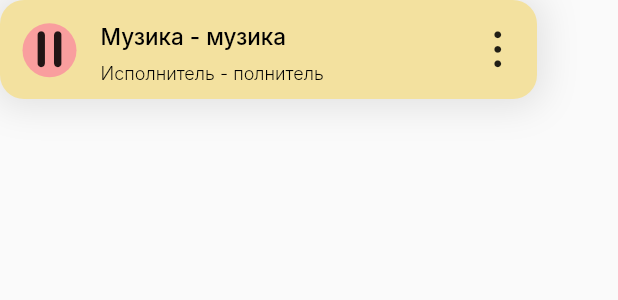
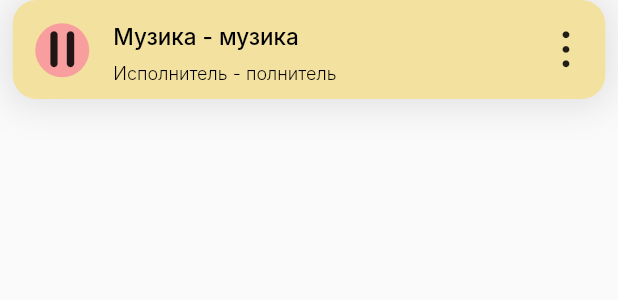
Before and after one commit to SmesharicsClub/denis_project, a Flutter app: the SongCard widget shown alone on an empty page, opened directly, on a phone screen of 412 x 824 dp. Shown: the top 300 px of the screen. Run offline on Flutter 3.47's test engine with Material 2 defaults, Android fonts, the phone set to English and light mode, and no system bars; our stand-ins replace freezed_annotation; network calls fail; Roboto replaces fonts that are missing (Inter).

Commit message:
STASKS-28: Remove static consts, build methods, hardcodding width

```diff
--- a/lib/common/widgets/song_card.dart
+++ b/lib/common/widgets/song_card.dart
@@ -5,45 +5,39 @@ import '../../best_music_app_icons.dart';
 class SongCard extends StatelessWidget {
   const SongCard({Key? key}) : super(key: key);
 
-  static const songCardColor = Color(0xFFF3E19F);
-  static const songCardHeight = 66.0;
-  static const songCardWidth = 358.0;
-  static const pauseIconSize = 36.0;
+  Color get _songCardColor => const Color(0xFFF3E19F);
+  double get _songCardHeight => 66.0;
+  double get _pauseIconSize => 36.0;
 
-  static const songCardShadow = BoxShadow(
-      offset: Offset(0, 1),
+  BoxShadow get _songCardShadow => BoxShadow(
+      offset: const Offset(0, 1),
       blurRadius: 20,
       spreadRadius: 4,
-      color: Color(0x1A000000));
+      color: const Color(0x00000000).withOpacity(0.1));
 
-  static const _musicTextTheme = TextStyle(
-      fontFamily: 'Inter',
-      fontWeight: FontWeight.w500,
-      fontStyle: FontStyle.normal,
-      fontSize: 15,
-      color: Color(0xFF000000));
-
-  static const _authorTextTheme = TextStyle(
-      fontFamily: 'Inter',
-      fontWeight: FontWeight.w300,
-      fontStyle: FontStyle.normal,
-      fontSize: 12,
-      color: Color(0xFF000000));
-
-  Widget get _pauseIcon => Container(
-        height: pauseIconSize,
-        width: pauseIconSize,
-        margin:
-            const EdgeInsets.only(left: 15, top: 15.5, right: 16, bottom: 14.5),
+  @override
+  Widget build(BuildContext context) => Container(
+        height: _songCardHeight,
+        margin: const EdgeInsets.symmetric(horizontal: 8.5),
+        decoration: BoxDecoration(
+            color: _songCardColor,
+            borderRadius: BorderRadiusDirectional.circular(16),
+            boxShadow: [_songCardShadow]),
+        child: Row(
+          children: [
+            Container(
+              height: _pauseIconSize,
+              width: _pauseIconSize,
+              margin: const EdgeInsets.only(
+                  left: 15, top: 15.5, right: 16, bottom: 14.5),
               padding: const EdgeInsets.symmetric(vertical: 6, horizontal: 10),
               decoration: const BoxDecoration(
                   shape: BoxShape.circle, color: Color(0xFFF99E9E)),
               child: const Icon(
                 BestMusicApp.pause,
               ),
-      );
-
-  Widget get _musicInfo => Expanded(
+            ),
+            Expanded(
                 child: Column(
               crossAxisAlignment: CrossAxisAlignment.start,
               children: [
@@ -51,29 +45,26 @@ class SongCard extends StatelessWidget {
                     margin: const EdgeInsets.only(top: 15),
                     child: const Text(
                       'Музика - музика',
-                style: _musicTextTheme,
+                      style: TextStyle(
+                          fontFamily: 'Inter',
+                          fontWeight: FontWeight.w500,
+                          fontStyle: FontStyle.normal,
+                          fontSize: 15,
+                          color: Color(0xFF000000)),
                     )),
                 Container(
                     margin: const EdgeInsets.only(top: 8, bottom: 10),
                     child: const Text(
                       'Исполнитель - полнитель',
-                style: _authorTextTheme,
+                      style: TextStyle(
+                          fontFamily: 'Inter',
+                          fontWeight: FontWeight.w300,
+                          fontStyle: FontStyle.normal,
+                          fontSize: 12,
+                          color: Color(0xFF000000)),
                     ))
               ],
-      ));
-
-  @override
-  Widget build(BuildContext context) => Container(
-        height: songCardHeight,
-        width: songCardWidth,
-        decoration: BoxDecoration(
-            color: songCardColor,
-            borderRadius: BorderRadiusDirectional.circular(16),
-            boxShadow: const [songCardShadow]),
-        child: Row(
-          children: [
-            _pauseIcon,
-            _musicInfo,
+            )),
             Container(
               margin: const EdgeInsets.only(top: 21.5, right: 14, bottom: 20.5),
               child: const Icon(BestMusicApp.menu),
```
Lines whose indentation alone changed are shown as unchanged.
